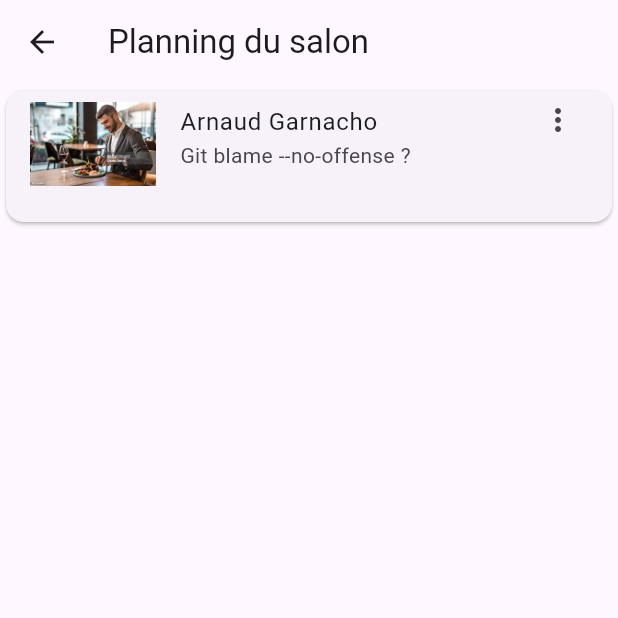
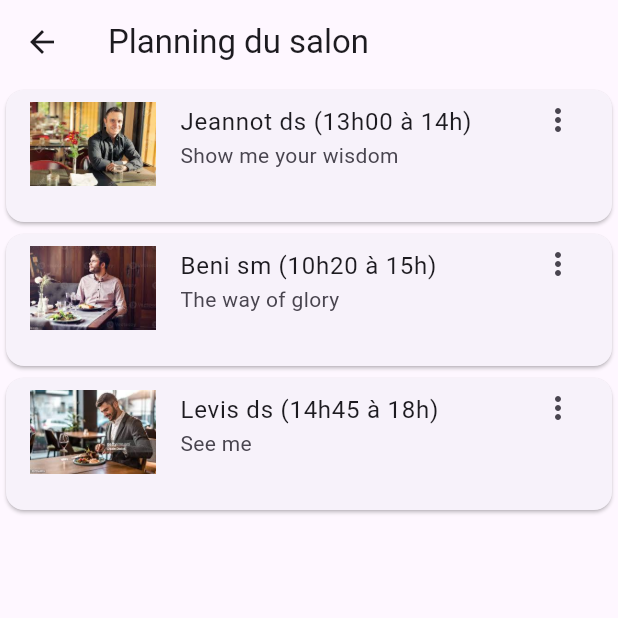
Before and after one commit to jeannotds/asynconf-flutter, a Flutter app: the EventPage screen opened directly, on a phone screen of 412 x 824 dp, the top half of it. Run offline on Flutter 3.47's test engine with Material 3 defaults, Android fonts, the phone set to English and light mode, and no system bars.

Commit message:
display events

```diff
--- a/lib/pages/event_page.dart
+++ b/lib/pages/event_page.dart
@@ -8,26 +8,53 @@ class EventPage extends StatefulWidget {
 }
 
 class _EventPageState extends State<EventPage> {
+  final events = [
+    {
+      "speaker": "Jeannot ds",
+      "avatar": "assets/images/john.jpg",
+      "subject": "Show me your wisdom",
+      "date": "13h00 à 14h"
+    },
+    {
+      "speaker": "Beni sm",
+      "avatar": "assets/images/james.jpg",
+      "subject": "The way of glory",
+      "date": "10h20 à 15h"
+    },
+    {
+      "speaker": "Levis ds",
+      "avatar": "assets/images/arnaud.jpg",
+      "subject": "See me",
+      "date": "14h45 à 18h"
+    },
+  ];
   @override
   Widget build(BuildContext context) {
     return Scaffold(
         appBar: AppBar(
           title: const Text("Planning du salon"),
         ),
-        body: ListView(
-          children: [
-            Card(
-              child: ListTile(
-                leading: Image.asset(
-                  "assets/images/arnaud.jpg",
-                ),
-                title: const Text('Arnaud Garnacho'),
-                subtitle: const Text('Git blame --no-offense ?'),
-                trailing: const Icon(Icons.more_vert),
-                isThreeLine: true,
-              ),
-            ),
-          ],
+        body: Center(
+          child: ListView.builder(
+              itemCount: events.length,
+              itemBuilder: (context, index) {
+                final event = events[index];
+                final speaker = event["speaker"];
+                final avatar = event["avatar"];
+                final date = event["date"];
+                final subject = event["subject"];
+                return Card(
+                  child: ListTile(
+                    leading: Image.asset(
+                      "$avatar",
+                    ),
+                    title: Text('$speaker ($date)'),
+                    subtitle: Text('$subject'),
+                    trailing: Icon(Icons.more_vert),
+                    isThreeLine: true,
+                  ),
+                );
+              }),
         ));
   }
 }
```
